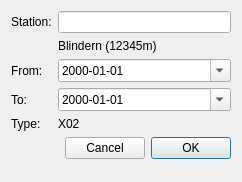
This is WatchRR2/watchrr_station.ui in metno/kvhqc as Qt 5 draws it before an edit. The edited form follows.
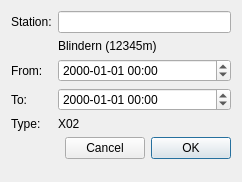
This is the edited form. Custom widgets are drawn as their Qt base class.

What changed in the file:
```diff
--- a/WatchRR2/watchrr_station.ui
+++ b/WatchRR2/watchrr_station.ui
@@ -44,10 +44,7 @@
    <item row="2" column="1">
     <widget class="MiDateTimeEdit" name="dateFrom">
      <property name="displayFormat">
-      <string notr="true">yyyy-MM-dd</string>
-     </property>
-     <property name="calendarPopup">
-      <bool>true</bool>
+      <string notr="true">yyyy-MM-dd hh:mm</string>
      </property>
      <property name="timeSpec">
       <enum>Qt::UTC</enum>
@@ -64,10 +61,7 @@
    <item row="3" column="1">
     <widget class="MiDateTimeEdit" name="dateTo">
      <property name="displayFormat">
-      <string notr="true">yyyy-MM-dd</string>
-     </property>
-     <property name="calendarPopup">
-      <bool>true</bool>
+      <string notr="true">yyyy-MM-dd hh:mm</string>
      </property>
      <property name="timeSpec">
       <enum>Qt::UTC</enum>
```
